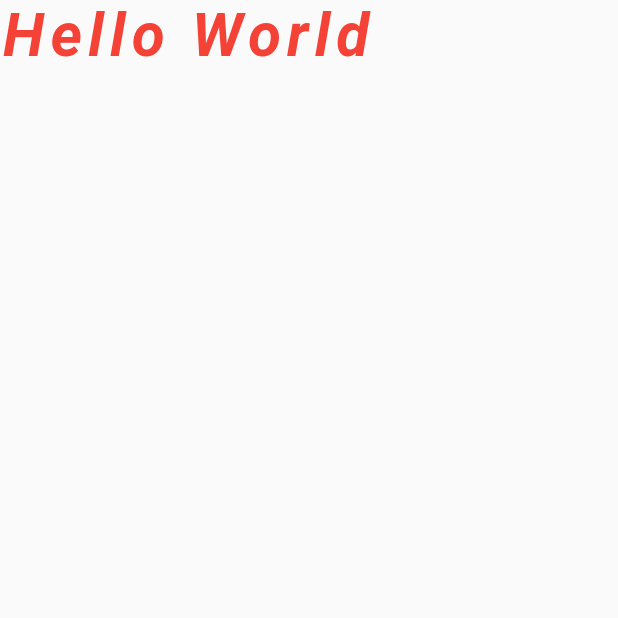
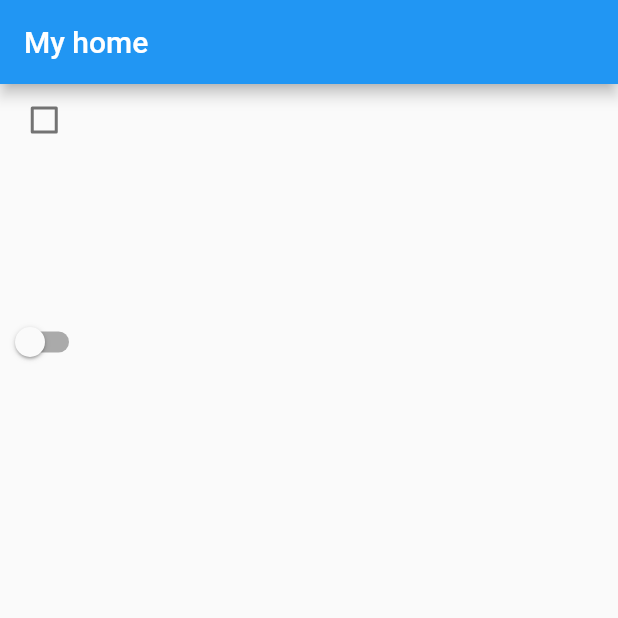
Before and after one commit to neighborpil/Dart_FlutterSurvivalCoding, a Flutter app: the screen it shows after launch, on a phone screen of 412 x 824 dp, the top half of it. Run offline on Flutter 3.47's test engine with Material 2 defaults, Android fonts, the phone set to English and light mode, and no system bars.

Commit message:
widget tests

```diff
--- a/ch04_basic_widgets/lib/main.dart
+++ b/ch04_basic_widgets/lib/main.dart
@@ -26,32 +26,95 @@ class MyApp extends StatelessWidget {
         // closer together (more dense) than on mobile platforms.
         visualDensity: VisualDensity.adaptivePlatformDensity,
       ),
-      home: MyHomePage(),
+      home: MyHomePage(title: 'My home'),
     );
   }
 }
 
-class MyHomePage extends StatelessWidget {
+class MyHomePage extends StatefulWidget {
+  MyHomePage({Key key, this.title}) : super(key: key);
+
+  final String title;
+
+  @override
+  _MyHomePageState createState() => _MyHomePageState();
+}
+
+class _MyHomePageState extends State<MyHomePage> {
+
+  var isChecked = false;
+
   @override
   Widget build(BuildContext context) {
     return Scaffold(
+      appBar: AppBar(
+        title: Text(widget.title),
+      ),
       body: Column(
         mainAxisSize: MainAxisSize.max,
         mainAxisAlignment: MainAxisAlignment.start,
         crossAxisAlignment: CrossAxisAlignment.center,
         children: <Widget>[
-          Text(
-            'Hello World',
-            style: TextStyle(
-              fontSize: 40.0,
-              fontStyle: FontStyle.italic,
-              fontWeight: FontWeight.bold,
-              color: Colors.red,
-              letterSpacing: 4.0 // 자간
-            ),
+          Checkbox(
+            value: isChecked,
+            onChanged: (value) => {
+              setState(() => {
+                isChecked = value,
+                print('isChecked: $isChecked')
+              })
+            },
+          ),
+          SizedBox(
+            height: 100,
+          ),
+          Switch(
+            value: isChecked,
+              onChanged: (value) => {
+                setState(() {
+                  isChecked = value;
+                })
+              },
           )
         ],
       )
     );
   }
 }
+
+//
+//class MyHomePage extends StatelessWidget {
+//  var isChecked = false;
+//
+//  @override
+//  Widget build(BuildContext context) {
+//    return Scaffold(
+//      body: Column(
+//        mainAxisSize: MainAxisSize.max,
+//        mainAxisAlignment: MainAxisAlignment.start,
+//        crossAxisAlignment: CrossAxisAlignment.center,
+//        children: <Widget>[
+//          TextField(),
+//          TextField(
+//            decoration: InputDecoration(
+//              labelText: '여기에 입력하세요' // 힌트
+//            ),
+//          ),
+//          TextField(
+//            decoration: InputDecoration(
+//              border: OutlineInputBorder(),
+//              labelText: '여기 입력해'
+//            ),
+//          ),
+//          Checkbox(
+//            value: isChecked,
+//            onChanged: (value)  => {
+//              setState(() {
+//                isChecked = value;
+//              })
+//            }
+//          )
+//        ],
+//      )
+//    );
+//  }
+//}
--- a/ch04_basic_widgets/pubspec.yaml
+++ b/ch04_basic_widgets/pubspec.yaml
@@ -45,8 +45,8 @@ flutter:
   uses-material-design: true
 
   # To add assets to your application, add an assets section, like this:
-  # assets:
-  #   - images/a_dot_burr.jpeg
+  assets:
+    - assets/
   #   - images/a_dot_ham.jpeg
 
   # An image asset can refer to one or more resolution-specific "variants", see
```
Also changed, not shown: ch04_basic_widgets/assets/smile_96x96.png (added).
